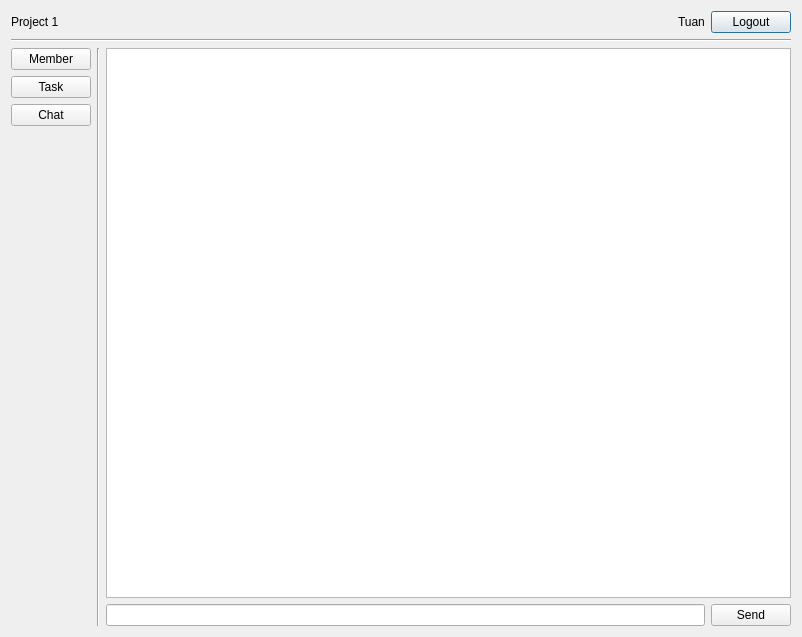
Qt form TaskManager/chatscreen.ui (letuan279/LTM) before a commit.
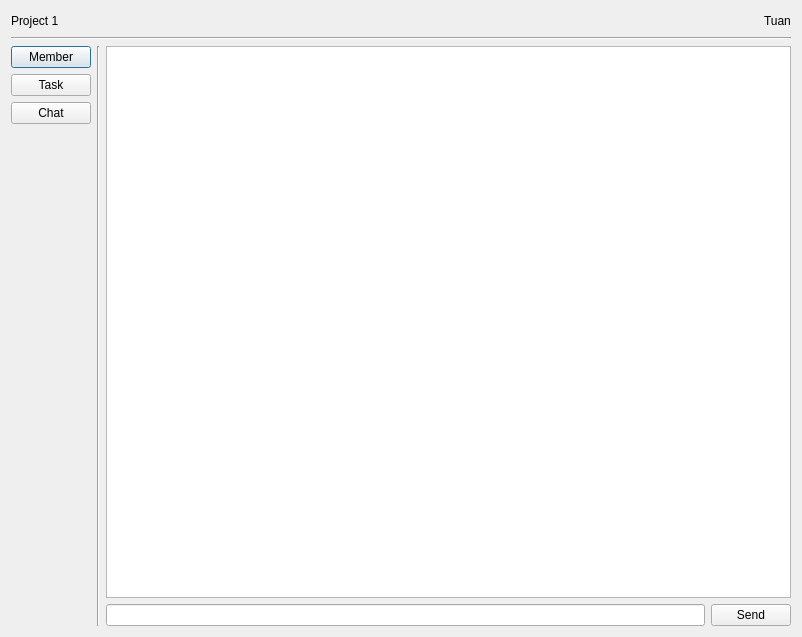
The same form after that commit.

What changed in the file:
```diff
--- a/TaskManager/chatscreen.ui
+++ b/TaskManager/chatscreen.ui
@@ -43,13 +43,6 @@
        </property>
       </widget>
      </item>
-     <item>
-      <widget class="QPushButton" name="pushButton_16">
-       <property name="text">
-        <string>Logout</string>
-       </property>
-      </widget>
-     </item>
     </layout>
    </item>
    <item>
```
